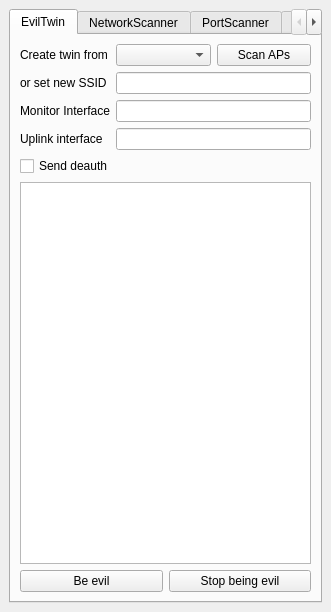
First picture: the form in MystixTools.ui, repository MystixCode/MystixTools, before the edit.
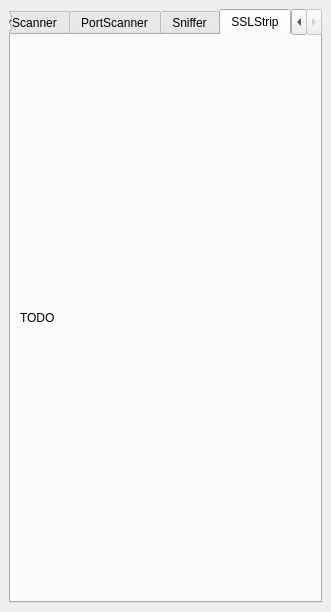
Second picture: the form after the edit. The open tabs and pages were chosen to show the change. Icons and pictures are not drawn.

```diff
--- a/MystixTools.ui
+++ b/MystixTools.ui
@@ -95,10 +95,10 @@
              <widget class="QLineEdit" name="t1_lineEdit_1"/>
             </item>
             <item>
-             <widget class="QLineEdit" name="t1_lineEdit_2"/>
+             <widget class="QComboBox" name="t1_comboBox_2"/>
             </item>
             <item>
-             <widget class="QLineEdit" name="t1_lineEdit_3"/>
+             <widget class="QComboBox" name="t1_comboBox_3"/>
             </item>
            </layout>
           </item>
@@ -129,6 +129,9 @@
           </item>
           <item>
            <widget class="QPushButton" name="t1_pushButton_3">
+            <property name="enabled">
+             <bool>false</bool>
+            </property>
             <property name="text">
              <string>Stop being evil</string>
             </property>
@@ -399,6 +402,20 @@
         </item>
        </layout>
       </widget>
+      <widget class="QWidget" name="tab_5">
+       <attribute name="title">
+        <string>SSLStrip</string>
+       </attribute>
+       <layout class="QVBoxLayout" name="verticalLayout_6">
+        <item>
+         <widget class="QLabel" name="label">
+          <property name="text">
+           <string>TODO</string>
+          </property>
+         </widget>
+        </item>
+       </layout>
+      </widget>
      </widget>
     </item>
    </layout>
```
Left out of the diff: 11 changed lines with no effect on the pictures.
